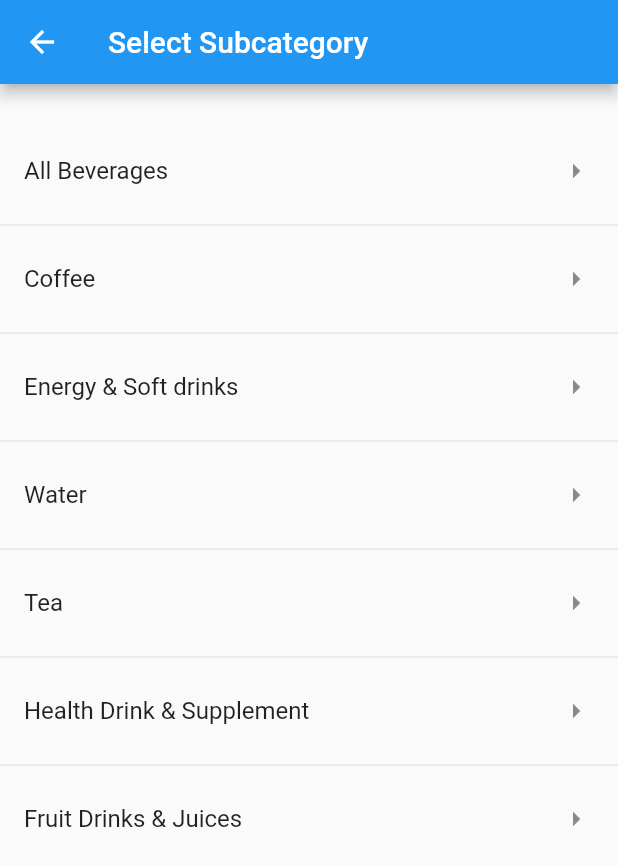
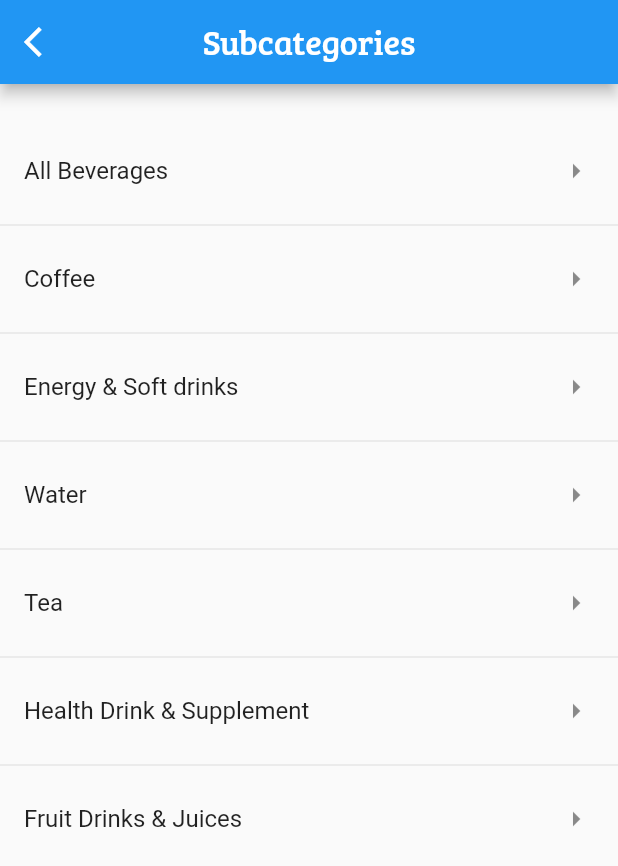
Before and after one commit to swaadheenta/Online_grocery_app, a Flutter app: the screen it shows after launch, after a tap on "Health Drinks & Beverages", on a phone screen of 412 x 824 dp. Shown: the top 866 px of the screen. Run offline on Flutter 3.47's test engine with Material 2 defaults, Android fonts, the phone set to English and light mode, and no system bars; our stand-ins replace cloud_firestore, firebase_core, firebase_storage, image_picker; accounts and stored records are empty.

Commit message:
Navigation bar added !!

```diff
--- a/lib/Admin/Babycare/Babycare.dart
+++ b/lib/Admin/Babycare/Babycare.dart
@@ -1,4 +1,5 @@
 import 'package:Online_grocery_app/Admin/Fruits/Freshvegetables.dart';
+import 'package:Online_grocery_app/Helpers/Devicesize.dart';
 import 'package:flutter/material.dart';
 
 class babycare extends StatelessWidget {
@@ -6,8 +7,12 @@ class babycare extends StatelessWidget {
   Widget build(BuildContext context) {
     return Scaffold(
       appBar: AppBar(
-        title: Text("Select Subcategory"),
+        leading: IconButton(
+            icon: Icon(Icons.arrow_back_ios),
+            onPressed: () => Navigator.of(context).pop()),
+        title: Text("Subcategories",style: TextStyle(fontFamily: "Breeserif",fontSize: displayWidth(context)*0.055,color: Colors.white),),
         backgroundColor: Colors.blue,
+        centerTitle: true,
       ),
       body: Padding(
         padding: EdgeInsets.only(top: 30),
--- a/lib/Admin/Bakery/bakery.dart
+++ b/lib/Admin/Bakery/bakery.dart
@@ -7,8 +7,12 @@ class bakery extends StatelessWidget {
   Widget build(BuildContext context) {
     return Scaffold(
       appBar: AppBar(
-        title: Text("Select Subcategory"),
+        leading: IconButton(
+            icon: Icon(Icons.arrow_back_ios),
+            onPressed: () => Navigator.of(context).pop()),
+        title: Text("Subcategories",style: TextStyle(fontFamily: "Breeserif",fontSize: displayWidth(context)*0.055,color: Colors.white),),
         backgroundColor: Colors.blue,
+        centerTitle: true,
       ),
       body: Padding(
         padding: EdgeInsets.only(top: 30),
--- a/lib/Admin/Beauty/beauty.dart
+++ b/lib/Admin/Beauty/beauty.dart
@@ -7,8 +7,12 @@ class beauty extends StatelessWidget {
   Widget build(BuildContext context) {
     return Scaffold(
       appBar: AppBar(
-        title: Text("Select Subcategory"),
+ leading: IconButton(
+            icon: Icon(Icons.arrow_back_ios),
+            onPressed: () => Navigator.of(context).pop()),
+        title: Text("Subcategories",style: TextStyle(fontFamily: "Breeserif",fontSize: displayWidth(context)*0.055,color: Colors.white),),
         backgroundColor: Colors.blue,
+        centerTitle: true,
       ),
       body: Padding(
         padding: EdgeInsets.only(top: 30),
--- a/lib/Admin/Cleaning/cleaning.dart
+++ b/lib/Admin/Cleaning/cleaning.dart
@@ -1,4 +1,5 @@
 import 'package:Online_grocery_app/Admin/Fruits/Freshvegetables.dart';
+import 'package:Online_grocery_app/Helpers/Devicesize.dart';
 import 'package:flutter/material.dart';
 
 
@@ -7,8 +8,12 @@ class cleaning extends StatelessWidget {
   Widget build(BuildContext context) {
     return Scaffold(
       appBar: AppBar(
-        title: Text("Select Subcategory"),
+         leading: IconButton(
+            icon: Icon(Icons.arrow_back_ios),
+            onPressed: () => Navigator.of(context).pop()),
+        title: Text("Subcategories",style: TextStyle(fontFamily: "Breeserif",fontSize: displayWidth(context)*0.055,color: Colors.white),),
         backgroundColor: Colors.blue,
+        centerTitle: true,
       ),
       body: Padding(
         padding: EdgeInsets.only(top: 30),
--- a/lib/Admin/Foodgrains/foodgrains.dart
+++ b/lib/Admin/Foodgrains/foodgrains.dart
@@ -1,4 +1,5 @@
 import 'package:Online_grocery_app/Admin/Fruits/Freshvegetables.dart';
+import 'package:Online_grocery_app/Helpers/Devicesize.dart';
 import 'package:flutter/material.dart';
 
 class foodgrains extends StatelessWidget {
@@ -6,8 +7,12 @@ class foodgrains extends StatelessWidget {
   Widget build(BuildContext context) {
     return Scaffold(
       appBar: AppBar(
-        title: Text("Select Subcategory"),
+      leading: IconButton(
+            icon: Icon(Icons.arrow_back_ios),
+            onPressed: () => Navigator.of(context).pop()),
+        title: Text("Subcategories",style: TextStyle(fontFamily: "Breeserif",fontSize: displayWidth(context)*0.055,color: Colors.white),),
         backgroundColor: Colors.blue,
+        centerTitle: true,
       ),
       body: Padding(
         padding: EdgeInsets.only(top: 30),
--- a/lib/Admin/Fruits/Fruits.dart
+++ b/lib/Admin/Fruits/Fruits.dart
@@ -1,4 +1,5 @@
 import 'package:Online_grocery_app/Admin/Fruits/Freshvegetables.dart';
+import 'package:Online_grocery_app/Helpers/Devicesize.dart';
 import 'package:flutter/material.dart';
 
 class fnv extends StatelessWidget {
@@ -6,8 +7,12 @@ class fnv extends StatelessWidget {
   Widget build(BuildContext context) {
     return Scaffold(
       appBar: AppBar(
-        title: Text("Select Subcategory"),
+         leading: IconButton(
+            icon: Icon(Icons.arrow_back_ios),
+            onPressed: () => Navigator.of(context).pop()),
+        title: Text("Subcategories",style: TextStyle(fontFamily: "Breeserif",fontSize: displayWidth(context)*0.055,color: Colors.white),),
         backgroundColor: Colors.blue,
+        centerTitle: true,
       ),
       body: Padding(
         padding: EdgeInsets.only(top: 30),
--- a/lib/Admin/Health/Health.dart
+++ b/lib/Admin/Health/Health.dart
@@ -1,4 +1,5 @@
 import 'package:Online_grocery_app/Admin/Fruits/Freshvegetables.dart';
+import 'package:Online_grocery_app/Helpers/Devicesize.dart';
 import 'package:flutter/material.dart';
 
 
@@ -7,8 +8,12 @@ class health extends StatelessWidget {
   Widget build(BuildContext context) {
     return Scaffold(
       appBar: AppBar(
-        title: Text("Select Subcategory"),
+      leading: IconButton(
+            icon: Icon(Icons.arrow_back_ios),
+            onPressed: () => Navigator.of(context).pop()),
+        title: Text("Subcategories",style: TextStyle(fontFamily: "Breeserif",fontSize: displayWidth(context)*0.055,color: Colors.white),),
         backgroundColor: Colors.blue,
+        centerTitle: true,
       ),
       body: Padding(
         padding: EdgeInsets.only(top: 30),
--- a/lib/Admin/Instant/Instant.dart
+++ b/lib/Admin/Instant/Instant.dart
@@ -7,8 +7,12 @@ class Instant extends StatelessWidget {
   Widget build(BuildContext context) {
     return Scaffold(
       appBar: AppBar(
-        title: Text("Select Subcategory"),
+         leading: IconButton(
+            icon: Icon(Icons.arrow_back_ios),
+            onPressed: () => Navigator.of(context).pop()),
+        title: Text("Subcategories",style: TextStyle(fontFamily: "Breeserif",fontSize: displayWidth(context)*0.055,color: Colors.white),),
         backgroundColor: Colors.blue,
+        centerTitle: true,
       ),
       body: Padding(
         padding: EdgeInsets.only(top: 30),
--- a/lib/Admin/Snacks/snacks.dart
+++ b/lib/Admin/Snacks/snacks.dart
@@ -7,8 +7,12 @@ class snacks extends StatelessWidget {
   Widget build(BuildContext context) {
     return Scaffold(
       appBar: AppBar(
-        title: Text("Select Subcategory"),
+        leading: IconButton(
+            icon: Icon(Icons.arrow_back_ios),
+            onPressed: () => Navigator.of(context).pop()),
+        title: Text("Subcategories",style: TextStyle(fontFamily: "Breeserif",fontSize: displayWidth(context)*0.055,color: Colors.white),),
         backgroundColor: Colors.blue,
+        centerTitle: true,
       ),
       body: Padding(
         padding: EdgeInsets.only(top: 30),
--- /dev/null
+++ b/lib/Admin/adhome.dart
@@ -0,0 +1,52 @@
+import 'package:Online_grocery_app/Admin/adminhome.dart';
+import 'package:Online_grocery_app/Helpers/Devicesize.dart';
+import 'package:flutter/material.dart';
+
+class adhome extends StatefulWidget {
+  @override
+  _adhomeState createState() => _adhomeState();
+}
+
+class _adhomeState extends State<adhome> {
+  int _selectedindex = 0;
+  List<Widget> widgetlist = <Widget>[
+    adminhome(),
+    Text("Dashboard"),
+  ];
+
+  void onItemTap(int index) {
+    setState(() {
+      _selectedindex = index;
+    });
+  }
+
+  @override
+  Widget build(BuildContext context) {
+
+
+    return Scaffold(
+      body: Center(
+        child: widgetlist.elementAt(_selectedindex),
+      ),
+      bottomNavigationBar: SizedBox(
+        height: displayHeight(context)*0.08,
+              child: BottomNavigationBar(
+          items: <BottomNavigationBarItem>[
+            BottomNavigationBarItem(
+              label: "Home",
+              icon: Icon(Icons.home),
+              backgroundColor: Colors.black,
+            ),
+            BottomNavigationBarItem(
+              icon: Icon(Icons.dashboard),
+              label: "Dashboard",
+              backgroundColor: Colors.black,
+            ),
+          ],
+          currentIndex: _selectedindex,
+          onTap: onItemTap,
+        ),
+      ),
+    );
+  }
+}
--- a/lib/Admin/adminhome.dart
+++ b/lib/Admin/adminhome.dart
@@ -11,24 +11,67 @@ import 'package:Online_grocery_app/Helpers/Devicesize.dart';
 import 'package:flutter/material.dart';
 
 class adminhome extends StatelessWidget {
+  final tab = new TabBar(
+    tabs: <Tab>[
+      Tab(
+        icon: Icon(Icons.home),
+        text: "Home"
+      ),
+      Tab(
+        icon: Icon(Icons.dashboard),
+        text: "Dashboard",
+      ),
+    ],
+  );
   @override
   Widget build(BuildContext context) {
-    return Scaffold(
-        appBar: AppBar(
-          title: Text("Select a category"),
+    return DefaultTabController(
+      length: 2,
+          child: Scaffold(
+
+
+           appBar: AppBar(centerTitle: true,
+
+            title: Text("Categories",
+
+            style: TextStyle(
+              fontFamily: "Breeserif",
+              fontSize: displayWidth(context)*0.055,
+              color: Colors.white,),
+
+              ),
           ),
           body: Stack(
+
+           // alignment: Alignment.center,
             children: [
               Positioned(
                   child: Container(
                 height: displayHeight(context),
                 width: displayWidth(context),
               )),
+             /* Positioned(
+
+                child: Card(
+              elevation: 10.0,
+              child: tab,
+              color: Colors.blue,
+            ),
+          ),*/
+              /*Positioned(
+                  top: displayHeight(context) * 0.05,
+                  child: Text(
+                    "Categories",
+                    style: TextStyle(
+                      fontFamily: "Breeserif",
+                      fontSize: displayWidth(context) * 0.35,
+                    ),
+                  )),*/
               Positioned(
-              top: displayHeight(context) * 0.05,
+                top: displayHeight(context) * 0.02,
                 left: displayWidth(context) * 0.02,
                 child: Container(
-                height: displayHeight(context) * 0.8,
+                  height: displayHeight(context) * 0.77,
                   child: SingleChildScrollView(
                     child: Column(children: [
                       GestureDetector(
@@ -53,12 +96,12 @@ class adminhome extends StatelessWidget {
                                       radius: displayWidth(context) * 0.1,
                                     )),
                                 Positioned(
-                                  left: displayWidth(context) * 0.35,
+                                    left: displayWidth(context) * 0.3,
                                     child: Text(
                                       "Health Drinks & Beverages",
                                       style: TextStyle(
                                           fontFamily: "Breeserif",
-                                        fontSize: displayWidth(context) * 0.04,
+                                          fontSize: displayWidth(context) * 0.045,
                                           fontWeight: FontWeight.bold,
                                           letterSpacing: 0.8),
                                     )),
@@ -91,12 +134,12 @@ class adminhome extends StatelessWidget {
                                       radius: displayWidth(context) * 0.1,
                                     )),
                                 Positioned(
-                                  left: displayWidth(context) * 0.35,
+                                    left: displayWidth(context) * 0.3,
                                     child: Text(
                                       "Instant & Ready Foods",
                                       style: TextStyle(
                                         fontFamily: "Breeserif",
-                                      fontSize: displayWidth(context) * 0.04,
+                                        fontSize: displayWidth(context) * 0.045,
                                         fontWeight: FontWeight.bold,
                                         letterSpacing: 0.8,
                                       ),
@@ -131,12 +174,12 @@ class adminhome extends StatelessWidget {
                                       radius: displayWidth(context) * 0.1,
                                     )),
                                 Positioned(
-                                  left: displayWidth(context) * 0.35,
+                                    left: displayWidth(context) * 0.3,
                                     child: Text(
                                       "Foodgrains, Oils & Masala",
                                       style: TextStyle(
                                         fontFamily: "Breeserif",
-                                      fontSize: displayWidth(context) * 0.04,
+                                        fontSize: displayWidth(context) * 0.045,
                                         fontWeight: FontWeight.bold,
                                         letterSpacing: 0.8,
                                       ),
@@ -171,12 +214,12 @@ class adminhome extends StatelessWidget {
                                       radius: displayWidth(context) * 0.1,
                                     )),
                                 Positioned(
-                                  left: displayWidth(context) * 0.35,
+                                    left: displayWidth(context) * 0.3,
                                     child: Text(
                                       "Cleaning & Household",
                                       style: TextStyle(
                                         fontFamily: "Breeserif",
-                                      fontSize: displayWidth(context) * 0.04,
+                                        fontSize: displayWidth(context) * 0.045,
                                         fontWeight: FontWeight.bold,
                                         letterSpacing: 0.8,
                                       ),
@@ -209,12 +252,12 @@ class adminhome extends StatelessWidget {
                                       radius: displayWidth(context) * 0.1,
                                     )),
                                 Positioned(
-                                  left: displayWidth(context) * 0.35,
+                                    left: displayWidth(context) * 0.3,
                                     child: Text("Snacks & Confectionery",
                                         style: TextStyle(
                                             fontFamily: "BreeSerif",
                                             fontSize:
-                                              displayWidth(context) * 0.04,
+                                                displayWidth(context) * 0.045,
                                             fontWeight: FontWeight.bold,
                                             letterSpacing: 0.8))),
                               ]),
@@ -245,12 +288,12 @@ class adminhome extends StatelessWidget {
                                       radius: displayWidth(context) * 0.1,
                                     )),
                                 Positioned(
-                                  left: displayWidth(context) * 0.35,
+                                    left: displayWidth(context) * 0.3,
                                     child: Text(
                                       "Bakery & Dairy",
                                       style: TextStyle(
                                         fontFamily: "Breeserif",
-                                      fontSize: displayWidth(context) * 0.04,
+                                        fontSize: displayWidth(context) * 0.045,
                                         fontWeight: FontWeight.bold,
                                         letterSpacing: 0.8,
                                       ),
@@ -283,12 +326,12 @@ class adminhome extends StatelessWidget {
                                       radius: displayWidth(context) * 0.1,
                                     )),
                                 Positioned(
-                                  left: displayWidth(context) * 0.35,
+                                    left: displayWidth(context) * 0.3,
                                     child: Text(
                                       "Fruits & Vegetables",
                                       style: TextStyle(
                                         fontFamily: "Breeserif",
-                                      fontSize: displayWidth(context) * 0.04,
+                                        fontSize: displayWidth(context) * 0.045,
                                         fontWeight: FontWeight.bold,
                                         letterSpacing: 0.8,
                                       ),
@@ -321,12 +364,12 @@ class adminhome extends StatelessWidget {
                                       radius: displayWidth(context) * 0.1,
                                     )),
                                 Positioned(
-                                  left: displayWidth(context) * 0.35,
+                                    left: displayWidth(context) * 0.3,
                                     child: Text(
                                       "Beauty & Hygiene",
                                       style: TextStyle(
                                         fontFamily: "Breeserif",
-                                      fontSize: displayWidth(context) * 0.04,
+                                        fontSize: displayWidth(context) * 0.045,
                                         fontWeight: FontWeight.bold,
                                         letterSpacing: 0.8,
                                       ),
@@ -361,12 +404,12 @@ class adminhome extends StatelessWidget {
                                       radius: displayWidth(context) * 0.1,
                                     )),
                                 Positioned(
-                                  left: displayWidth(context) * 0.35,
+                                    left: displayWidth(context) * 0.3,
                                     child: Text(
                                       "Baby Care",
                                       style: TextStyle(
                                         fontFamily: "Breeserif",
-                                      fontSize: displayWidth(context) * 0.04,
+                                        fontSize: displayWidth(context) * 0.045,
                                         fontWeight: FontWeight.bold,
                                         letterSpacing: 0.8,
                                       ),
@@ -379,6 +422,7 @@ class adminhome extends StatelessWidget {
                 ),
               )
             ],
-        ));
+          )),
+    );
   }
 }
--- a/lib/main.dart
+++ b/lib/main.dart
@@ -1,7 +1,10 @@
 import 'package:Online_grocery_app/Admin/adminhome.dart';
+import 'package:Online_grocery_app/Admin/displayscreen.dart';
 import 'package:flutter/cupertino.dart';
 import 'package:flutter/material.dart';
 import 'package:firebase_core/firebase_core.dart';
+
+import 'Admin/adhome.dart';
 
 Future<void> main() async {
   WidgetsFlutterBinding.ensureInitialized();
@@ -12,7 +15,7 @@ Future<void> main() async {
 class MyApp extends StatelessWidget {
   @override
   Widget build(BuildContext context) {
-    return MaterialApp(home: adminhome());
+    return MaterialApp(home:adhome());
     ;
   }
 }
```
Also changed, not shown: lib/Admin/Fruits/Freshvegetables.dart (+45 -23 lines), lib/Admin/displayscreen.dart (+26 -20 lines). Lines whose indentation alone changed are shown as unchanged.
